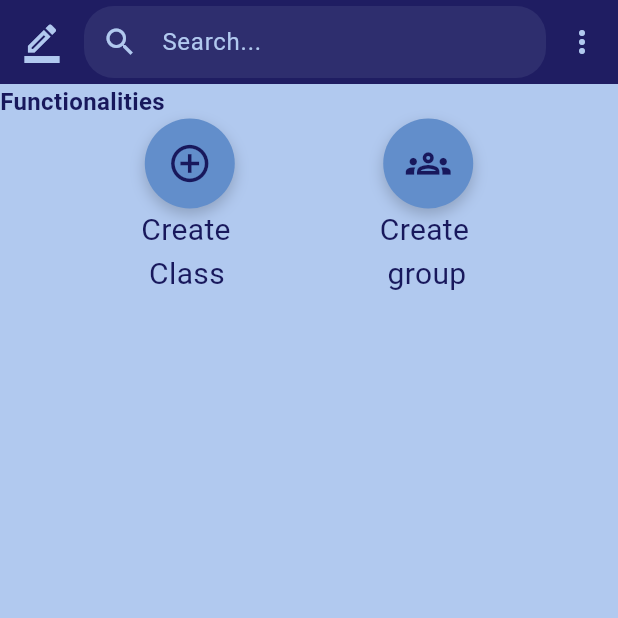
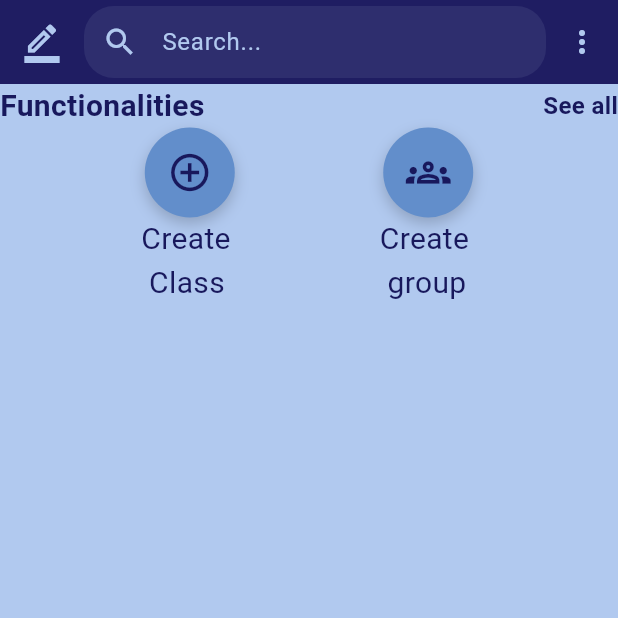
Before and after one commit to Meriem-t11y/Student_Assessment-_Management_mobileapp, a Flutter app: the screen it shows after launch, on a phone screen of 412 x 824 dp, the top half of it. Run offline on Flutter 3.47's test engine with Material 3 defaults, Android fonts, the phone set to English and light mode, and no system bars.

Commit message:
Merge remote-tracking branch 'github/master'
# Conflicts:
#	lib/main.dart

```diff
--- a/lib/main.dart
+++ b/lib/main.dart
@@ -92,14 +92,21 @@ class _homePage extends State<HomePage>{
 
           children: [
             Row(
-              mainAxisAlignment: MainAxisAlignment.start,
+              mainAxisAlignment: MainAxisAlignment.spaceBetween,
               children: [
                 Text("Functionalities",
+                  style: TextStyle(
+                    fontSize: 20,
+                    fontWeight: FontWeight.bold,
+                    color: Color(0xFF18185C),
+                  ),),
+                Text("See all",
                   style: TextStyle(
                     fontSize: 16,
                     fontWeight: FontWeight.bold,
                     color: Color(0xFF18185C),
                   ),),
+
               ],),
 
             Row(
```
